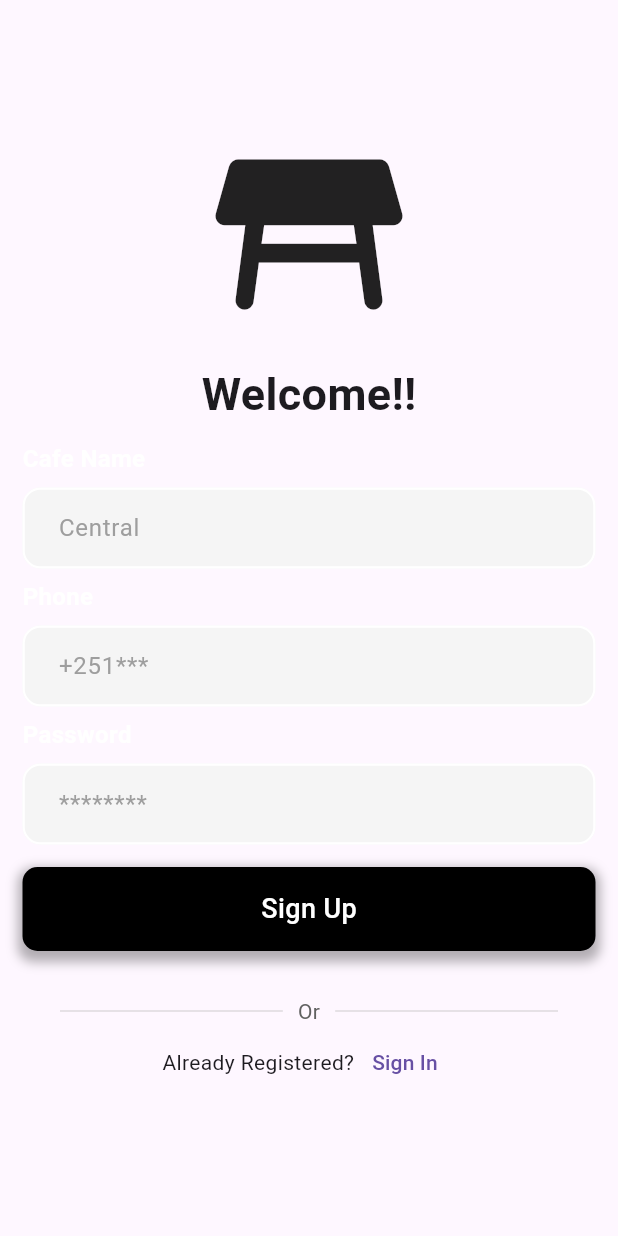
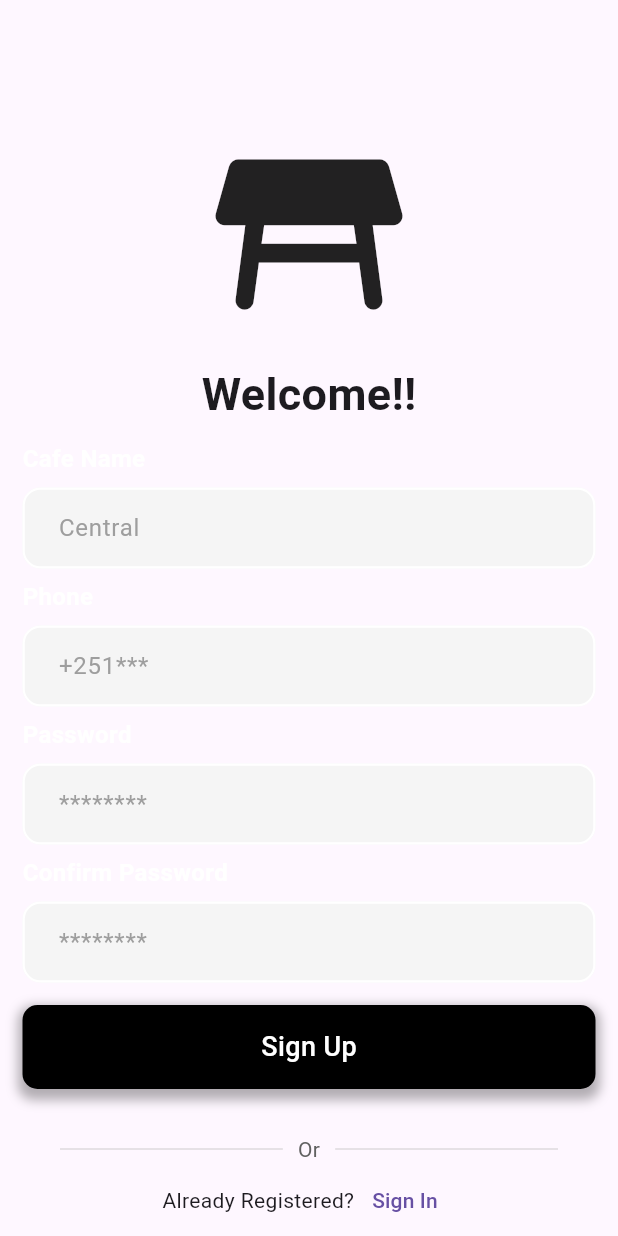
Before and after one commit to Ammarmyp/lounge_order_tracker, a Flutter app: the SignUp screen opened by its route, on a phone screen of 412 x 824 dp. Run offline on Flutter 3.47's test engine with Material 3 defaults, Android fonts, the phone set to English and light mode, and no system bars; our stand-ins replace firebase_core, go_router; accounts and stored records are empty.

Commit message:
add confirm password field and controller

```diff
--- a/lib/features/authentication/presentation/sign_up.dart
+++ b/lib/features/authentication/presentation/sign_up.dart
@@ -9,6 +9,7 @@ class SignUp extends StatelessWidget {
   final cafeNameController = TextEditingController();
   final phoneNumberController = TextEditingController();
   final passwordController = TextEditingController();
+  final confirmPasswordController = TextEditingController();
 
   void onTap() {}
 
@@ -75,6 +76,15 @@ class SignUp extends StatelessWidget {
                     obscureText: true,
                   ),
                   const SizedBox(
+                    height: 7,
+                  ),
+                  MyTextField(
+                    controller: confirmPasswordController,
+                    labelText: "Confirm Password",
+                    hintText: "********",
+                    obscureText: true,
+                  ),
+                  const SizedBox(
                     height: 15,
                   ),
                   MyButton(
```
